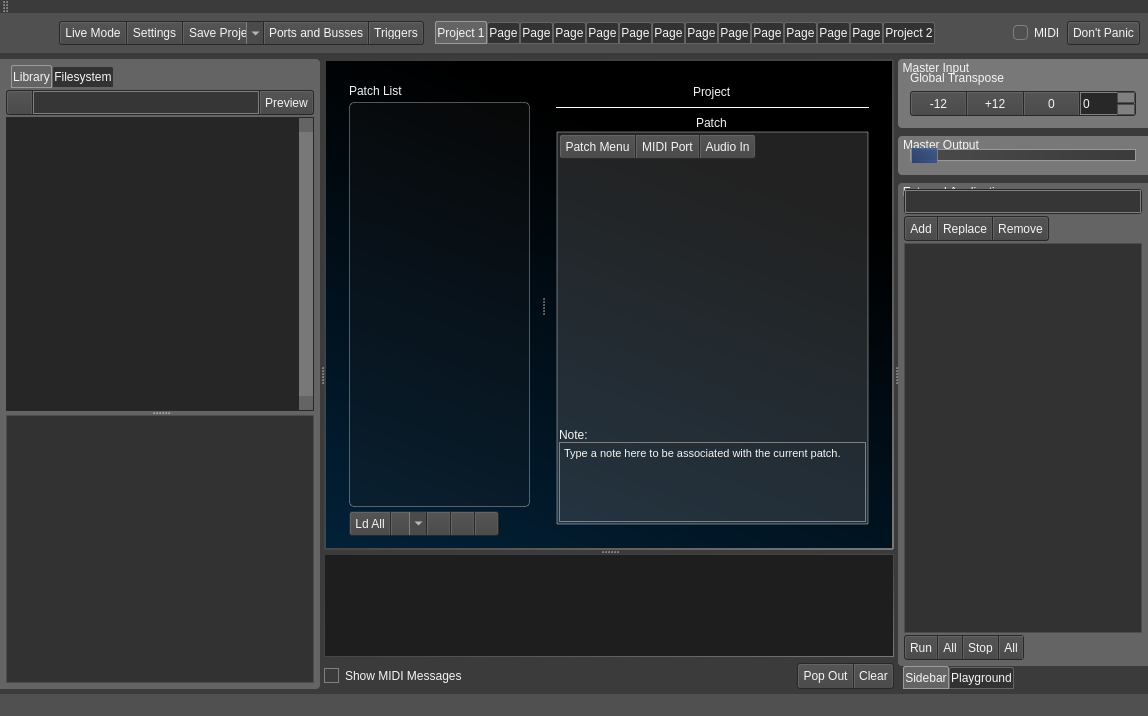
Before: the Qt Designer form src/mainwindow.ui in noedigcode/konfyt, drawn with Qt 5.
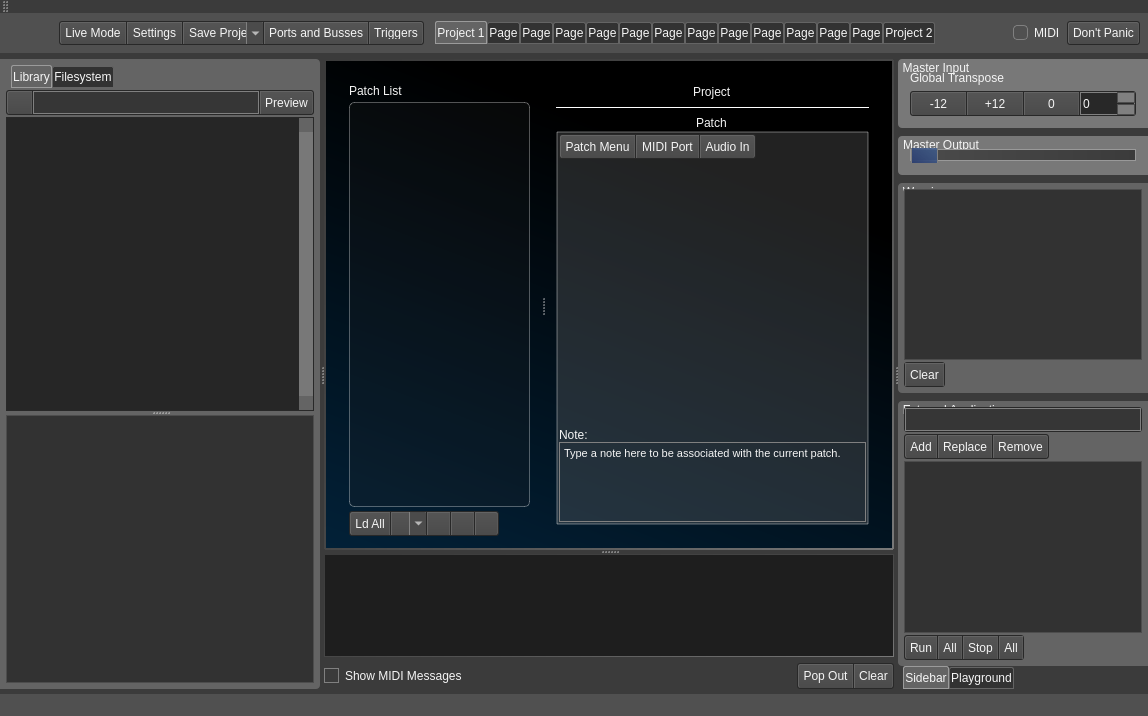
After: the same form once the commit is applied. Icons and pictures are not drawn.

Commit message: Add warnings list in GUI.

Diff of the .ui file:
```diff
--- a/src/mainwindow.ui
+++ b/src/mainwindow.ui
@@ -5693,7 +5693,7 @@
            </layout>
           </widget>
          </item>
-         <item row="3" column="0">
+         <item row="5" column="0">
           <widget class="QGroupBox" name="groupBox_13">
            <property name="minimumSize">
             <size>
@@ -6277,6 +6277,206 @@
            </layout>
           </widget>
          </item>
+         <item row="3" column="0">
+          <widget class="QGroupBox" name="groupBox_15">
+           <property name="minimumSize">
+            <size>
+             <width>0</width>
+             <height>0</height>
+            </size>
+           </property>
+           <property name="styleSheet">
+            <string notr="true">QGroupBox{
+	background-color: rgba(100,100,100, 255);
+	border: 0px solid;
+	border-top-left-radius: 4px;
+    border-bottom-left-radius: 4px;
+    border-top-right-radius: 0px;
+    border-bottom-right-radius: 0px;
+	margin-top: 0ex;
+	padding-top: 2ex;
+}
+
+
+
+QPushButton{
+	border-top: 1px solid rgb(100,100,100);
+    border-left: 1px solid rgb(100,100,100);
+    border-right: 1px solid rgb(90,90,90);
+    border-bottom: 1px solid rgb(75,75,75);
+	
+	background-color: qlineargradient(spread:pad, x1:0, y1:1, x2:0, y2:0, stop:0 rgba(75, 75, 75, 255), stop:1 rgba(85,85,85, 255));
+
+	border-radius: 2px;
+}
+
+QPushButton:hover{
+	border-top: 1px solid rgb(100,100,100);
+    border-left: 1px solid rgb(100,100,100);
+    border-right: 1px solid rgb(90,90,90);
+    border-bottom: 1px solid rgb(75,75,75);
+	
+	background-color: qlineargradient(spread:pad, x1:0, y1:1, x2:0, y2:0, stop:0 rgba(85,85,85, 255), stop:1 rgba(100,100,100, 255));
+
+	border-radius: 2px;
+}
+
+QPushButton:pressed{
+	border-top: 1px solid rgb(100,100,100);
+    border-left: 1px solid rgb(100,100,100);
+    border-right: 1px solid rgb(90,90,90);
+    border-bottom: 1px solid rgb(75,75,75);
+	
+	background-color: qlineargradient(spread:pad, x1:0, y1:1, x2:0, y2:0, stop:0 rgba(50,50,50, 255), stop:1 rgba(65,65,65, 255));
+
+	border-radius: 2px;
+}</string>
+           </property>
+           <property name="title">
+            <string>Warnings</string>
+           </property>
+           <layout class="QGridLayout" name="gridLayout_37">
+            <property name="leftMargin">
+             <number>5</number>
+            </property>
+            <property name="topMargin">
+             <number>5</number>
+            </property>
+            <property name="rightMargin">
+             <number>5</number>
+            </property>
+            <property name="bottomMargin">
+             <number>5</number>
+            </property>
+            <property name="spacing">
+             <number>2</number>
+            </property>
+            <item row="0" column="0">
+             <widget class="QListWidget" name="listWidget_Warnings">
+              <property name="minimumSize">
+               <size>
+                <width>0</width>
+                <height>0</height>
+               </size>
+              </property>
+              <property name="horizontalScrollBarPolicy">
+               <enum>Qt::ScrollBarAsNeeded</enum>
+              </property>
+              <property name="editTriggers">
+               <set>QAbstractItemView::DoubleClicked|QAbstractItemView::EditKeyPressed</set>
+              </property>
+              <property name="textElideMode">
+               <enum>Qt::ElideMiddle</enum>
+              </property>
+              <property name="horizontalScrollMode">
+               <enum>QAbstractItemView::ScrollPerPixel</enum>
+              </property>
+             </widget>
+            </item>
+            <item row="1" column="0">
+             <widget class="QFrame" name="frame_34">
+              <property name="sizePolicy">
+               <sizepolicy hsizetype="Maximum" vsizetype="Preferred">
+                <horstretch>0</horstretch>
+                <verstretch>0</verstretch>
+               </sizepolicy>
+              </property>
+              <property name="minimumSize">
+               <size>
+                <width>0</width>
+                <height>25</height>
+               </size>
+              </property>
+              <property name="maximumSize">
+               <size>
+                <width>16777215</width>
+                <height>25</height>
+               </size>
+              </property>
+              <property name="styleSheet">
+               <string notr="true">QFrame{
+	background: rgb(40,40,40);
+    padding: 1px;
+	border-radius: 3px;
+}
+
+QPushButton{
+	border-top: 1px solid rgb(100,100,100);
+    border-left: 1px solid rgb(100,100,100);
+    border-right: 1px solid rgb(90,90,90);
+    border-bottom: 1px solid rgb(75,75,75);
+	
+	background-color: qlineargradient(spread:pad, x1:0, y1:1, x2:0, y2:0, stop:0 rgba(75, 75, 75, 255), stop:1 rgba(85,85,85, 255));
+
+	border-radius: 2px;
+}
+
+QPushButton:hover{
+	border-top: 1px solid rgb(100,100,100);
+    border-left: 1px solid rgb(100,100,100);
+    border-right: 1px solid rgb(90,90,90);
+    border-bottom: 1px solid rgb(75,75,75);
+	
+	background-color: qlineargradient(spread:pad, x1:0, y1:1, x2:0, y2:0, stop:0 rgba(85,85,85, 255), stop:1 rgba(100,100,100, 255));
+
+	border-radius: 2px;
+}
+
+QPushButton:pressed{
+	border-top: 1px solid rgb(100,100,100);
+    border-left: 1px solid rgb(100,100,100);
+    border-right: 1px solid rgb(90,90,90);
+    border-bottom: 1px solid rgb(75,75,75);
+	
+	background-color: qlineargradient(spread:pad, x1:0, y1:1, x2:0, y2:0, stop:0 rgba(50,50,50, 255), stop:1 rgba(65,65,65, 255));
+
+	border-radius: 2px;
+}</string>
+              </property>
+              <property name="frameShape">
+               <enum>QFrame::StyledPanel</enum>
+              </property>
+              <property name="frameShadow">
+               <enum>QFrame::Raised</enum>
+              </property>
+              <layout class="QGridLayout" name="gridLayout_38">
+               <property name="leftMargin">
+                <number>0</number>
+               </property>
+               <property name="topMargin">
+                <number>0</number>
+               </property>
+               <property name="rightMargin">
+                <number>0</number>
+               </property>
+               <property name="bottomMargin">
+                <number>0</number>
+               </property>
+               <property name="spacing">
+                <number>1</number>
+               </property>
+               <item row="0" column="0">
+                <widget class="QPushButton" name="pushButton_Warnings_Clear">
+                 <property name="toolTip">
+                  <string>Run selected application</string>
+                 </property>
+                 <property name="styleSheet">
+                  <string notr="true">border-top-right-radius: 0;
+border-bottom-right-radius: 0;
+border-top-left-radius: 0;
+border-bottom-left-radius: 0;</string>
+                 </property>
+                 <property name="text">
+                  <string>Clear</string>
+                 </property>
+                </widget>
+               </item>
+              </layout>
+             </widget>
+            </item>
+           </layout>
+          </widget>
+         </item>
         </layout>
        </widget>
        <widget class="QWidget" name="tab_16">
```
Left out of the diff: 2 changed lines with no effect on the pictures. The commit also changes 2 other files.
